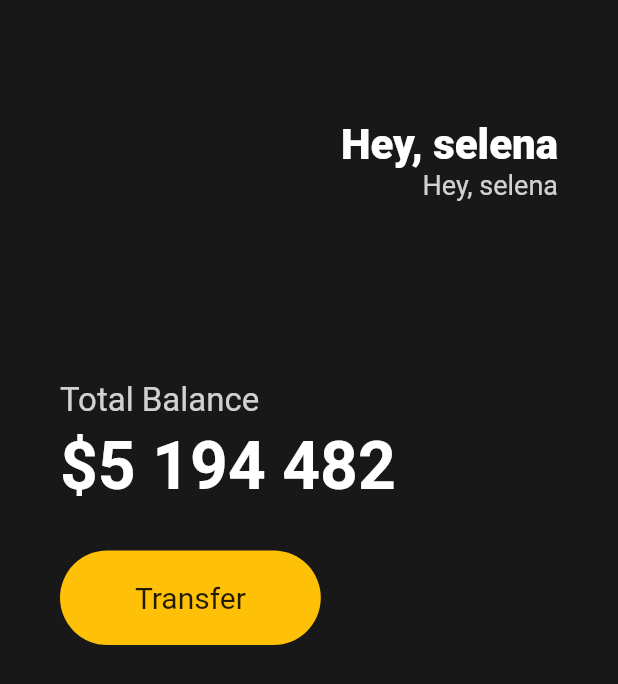
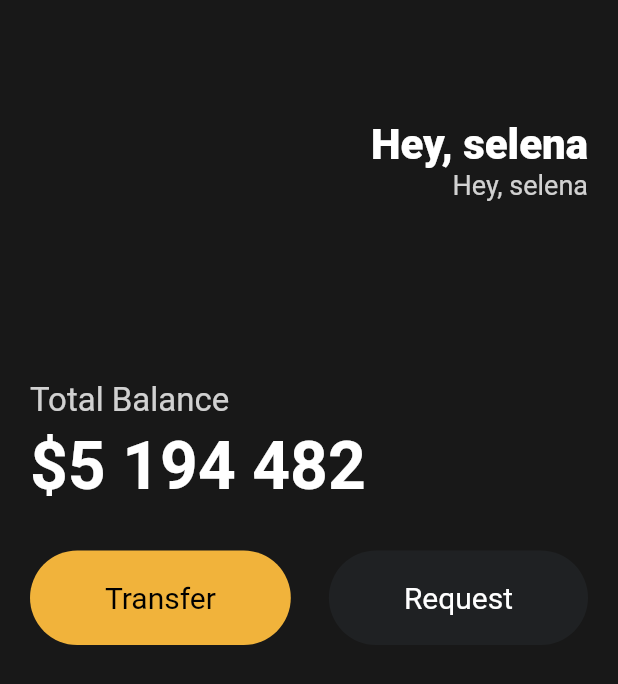
Before and after one commit to kokoball/toonflix, a Flutter app: the screen it shows after launch, on a phone screen of 412 x 824 dp. Shown: the top 684 px of the screen. Run offline on Flutter 3.47's test engine with Material 2 defaults, Android fonts, the phone set to English and light mode, and no system bars.

Commit message:
3.5 Reusable widgets

```diff
--- a/lib/main.dart
+++ b/lib/main.dart
@@ -1,7 +1,8 @@
 import 'package:flutter/material.dart';
+import 'package:toonflix/widgets/button.dart';
 
 void main() {
-  runApp(App());
+  runApp(const App());
 }
 
 class App extends StatelessWidget {
@@ -14,7 +15,7 @@ class App extends StatelessWidget {
         backgroundColor: const Color(0xFF181818),
         body: Padding(
           padding: const EdgeInsets.symmetric(
-            horizontal: 40,
+            horizontal: 20,
           ),
           child: Column(
             crossAxisAlignment: CrossAxisAlignment.start,
@@ -72,24 +73,16 @@ class App extends StatelessWidget {
                 height: 30,
               ),
               Row(
-                children: [
-                  Container(
-                    decoration: BoxDecoration(
-                        color: Colors.amber,
-                        borderRadius: BorderRadius.circular(45)),
-                    child: const Padding(
-                      padding: EdgeInsets.symmetric(
-                        vertical: 20,
-                        horizontal: 50,
-                      ),
-                      child: Text(
-                        'Transfer',
-                        style: TextStyle(
-                          fontSize: 20,
-                        ),
-                      ),
-                    ),
-                  )
+                mainAxisAlignment: MainAxisAlignment.spaceBetween,
+                children: const [
+                  Button(
+                      text: 'Transfer',
+                      bgColor: Color(0xFFF1B33B),
+                      textColor: Colors.black),
+                  Button(
+                      text: 'Request',
+                      bgColor: Color(0xFF1F2123),
+                      textColor: Colors.white),
                 ],
               )
             ],
--- /dev/null
+++ b/lib/widgets/button.dart
@@ -0,0 +1,35 @@
+import 'package:flutter/material.dart';
+
+class Button extends StatelessWidget {
+  final String text;
+  final Color bgColor;
+  final Color textColor;
+
+  const Button({
+    super.key,
+    required this.text,
+    required this.bgColor,
+    required this.textColor,
+  });
+
+  @override
+  Widget build(BuildContext context) {
+    return Container(
+      decoration: BoxDecoration(
+          color: bgColor, borderRadius: BorderRadius.circular(45)),
+      child: Padding(
+        padding: const EdgeInsets.symmetric(
+          vertical: 20,
+          horizontal: 50,
+        ),
+        child: Text(
+          text,
+          style: TextStyle(
+            fontSize: 20,
+            color: textColor,
+          ),
+        ),
+      ),
+    );
+  }
+}
```
